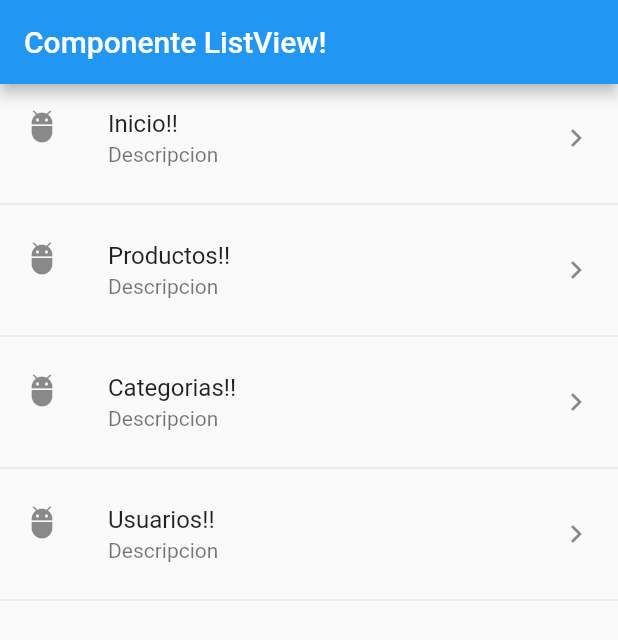
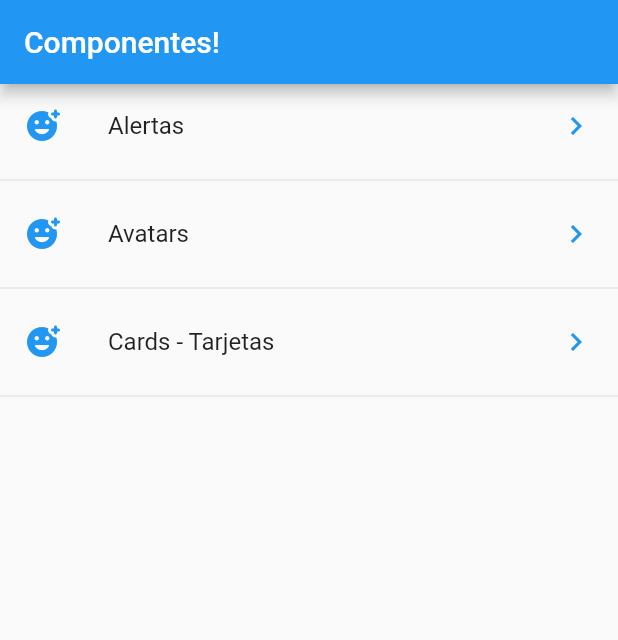
Before and after one commit to FranzEdel/flutter-componentes, a Flutter app: the screen it shows after launch, on a phone screen of 412 x 824 dp. Shown: the top 640 px of the screen. Run offline on Flutter 3.47's test engine with Material 2 defaults, Android fonts, the phone set to English and light mode, and no system bars.

Commit message:
Consumo externo de informacion

```diff
--- /dev/null
+++ b/data/menu.json
@@ -0,0 +1,20 @@
+{
+    "nombreApp" : "flutter_componentes",
+    "rutas" : [
+        {
+            "ruta" : "alert",
+            "icon" : "add_alert",
+            "texto": "Alertas"
+        },
+        {
+            "ruta" : "avatar",
+            "icon" : "accessibility",
+            "texto": "Avatars"
+        },
+        {
+            "ruta" : "card",
+            "icon" : "folder_open",
+            "texto": "Cards - Tarjetas"
+        }
+    ]
+}
--- a/lib/main.dart
+++ b/lib/main.dart
@@ -1,6 +1,6 @@
 import 'package:flutter/material.dart';
 
-import 'package:flutter_componentes/src/listas_page.dart';
+import 'src/pages/home_page.dart';
 
 void main() => runApp(MyApp());
 
@@ -10,7 +10,7 @@ class MyApp extends StatelessWidget {
     return MaterialApp(
       title: 'Material App',
       debugShowCheckedModeBanner: false,
-      home: ListasPage(),
+      home: HomePage(),
     );
   }
 }
--- /dev/null
+++ b/lib/src/pages/home_page.dart
@@ -0,0 +1,43 @@
+import 'package:flutter/material.dart';
+import 'package:flutter_componentes/src/providers/menu_provider.dart';
+
+class HomePage extends StatelessWidget {
+  @override
+  Widget build(BuildContext context) {
+    return Scaffold(
+      appBar: AppBar(
+        title: Text('Componentes!'),
+      ),
+      body: _lista(),
+    );
+  }
+
+  Widget _lista() {
+    return FutureBuilder(
+      future: menuProvider.cargarData(),
+      initialData: [],
+      builder: (BuildContext context, AsyncSnapshot snapshot) {
+        return ListView(
+          children: _listaItems(snapshot.data),
+        );
+      },
+    );
+  }
+
+  List<Widget> _listaItems(List<dynamic> data) {
+    final List<Widget> opciones = [];
+
+    data.forEach((opt) {
+      final widgetTemp = ListTile(
+        title: Text(opt['texto']),
+        leading: Icon(Icons.add_reaction_rounded, color: Colors.blue),
+        trailing: Icon(Icons.keyboard_arrow_right, color: Colors.blue),
+        onTap: () {},
+      );
+
+      opciones..add(widgetTemp)..add(Divider());
+    });
+
+    return opciones;
+  }
+}
--- a/pubspec.yaml
+++ b/pubspec.yaml
@@ -45,8 +45,8 @@ flutter:
   uses-material-design: true
 
   # To add assets to your application, add an assets section, like this:
-  # assets:
-  #   - images/a_dot_burr.jpeg
+  assets:
+    - data/menu.json
   #   - images/a_dot_ham.jpeg
 
   # An image asset can refer to one or more resolution-specific "variants", see
```
Also changed, not shown: lib/src/providers/menu_provider.dart (added, +23 -0 lines), lib/src/home_page.dart (deleted), lib/src/pages/listas_page.dart (renamed from lib/src/listas_page.dart).
